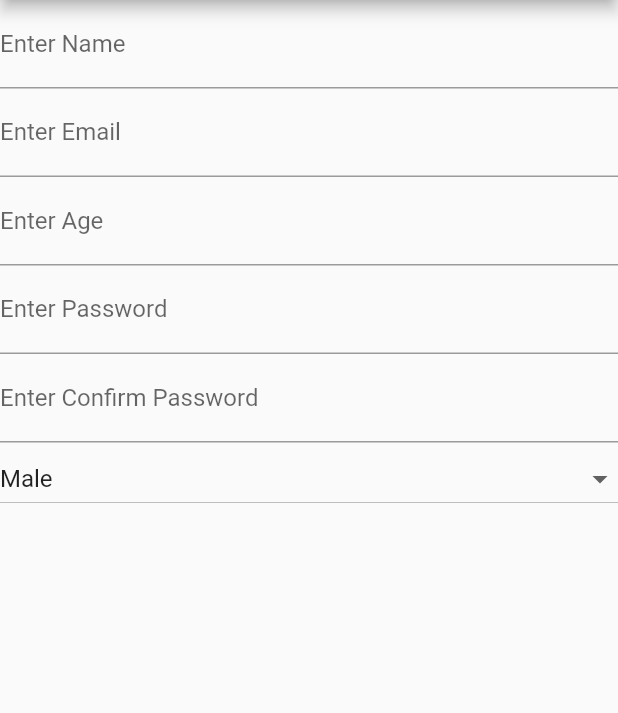
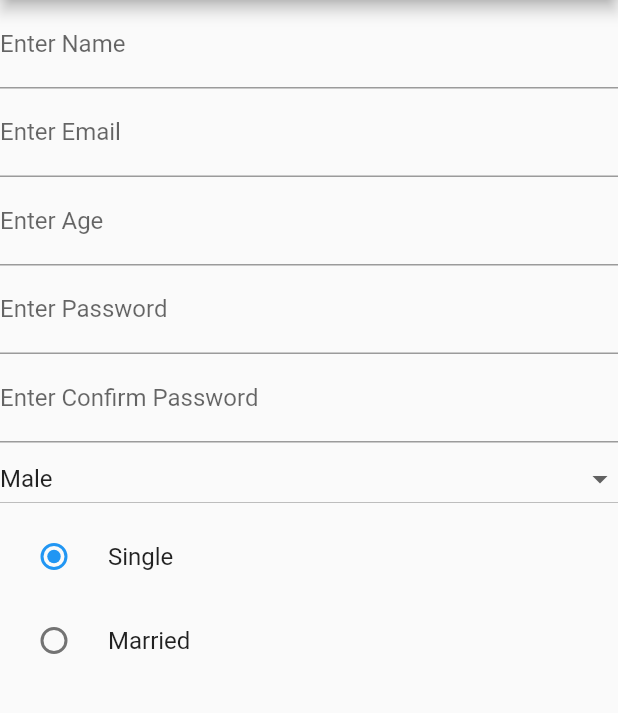
Before and after one commit to SonQBChau/basic_form, a Flutter app: the screen it shows after launch, on a phone screen of 412 x 824 dp, the part 84-797 px from its top. Run offline on Flutter 3.47's test engine with Material 2 defaults, Android fonts, the phone set to English and light mode, and no system bars.

Commit message:
add Radio Button

```diff
--- a/lib/form_page_2.dart
+++ b/lib/form_page_2.dart
@@ -13,6 +13,7 @@ class _SignUpFormState extends State<FormPage2> {
   int _age = 0;
   int _selectedGender = 0;
   List<DropdownMenuItem<int>> genderList = [];
+  String _maritalStatus = 'single';
 
 
   var _passKey = GlobalKey<FormFieldState>();
@@ -59,6 +60,7 @@ class _SignUpFormState extends State<FormPage2> {
     formWidget.add(passwordTextField());
     formWidget.add(confirmPasswordTextField());
     formWidget.add(genderDropdown());
+    formWidget.add(statusRadioButton());
 
     return formWidget;
   }
@@ -171,6 +173,34 @@ class _SignUpFormState extends State<FormPage2> {
     );
   }
 
+  Widget statusRadioButton() {
+    return Column(
+      children: <Widget>[
+        RadioListTile<String>(
+          title: const Text('Single'),
+          value: 'single',
+          groupValue: _maritalStatus,
+          onChanged: (value) {
+            setState(() {
+              _maritalStatus = value;
+            });
+          },
+        ),
+        RadioListTile<String>(
+          title: const Text('Married'),
+          value: 'married',
+          groupValue: _maritalStatus,
+          onChanged: (value) {
+            setState(() {
+              _maritalStatus = value;
+            });
+          },
+        ),
+      ],
+    );
+  }
+
+
 
 
 
```
